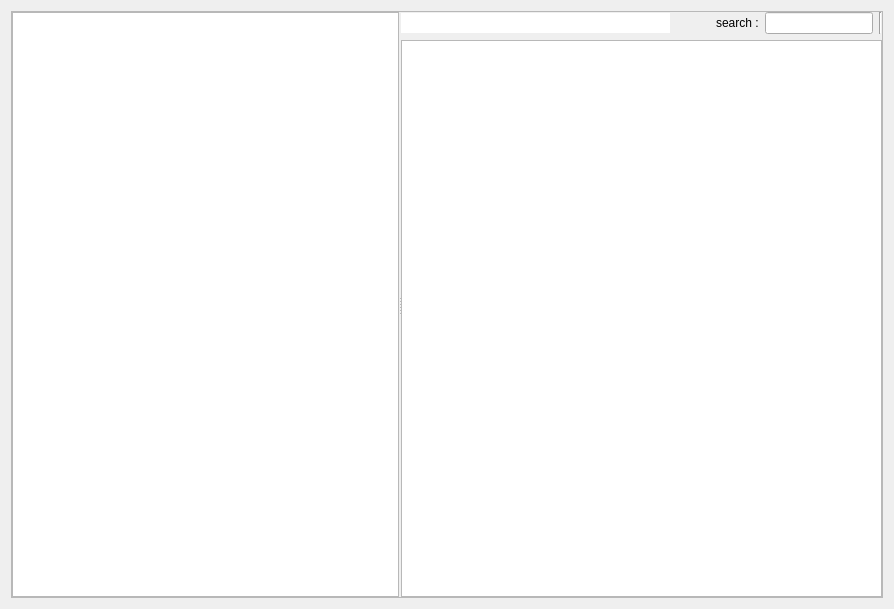
Above: rbhusUI/lib/qt5/folderManager/main.ui from aumanimationstudios/rbhus before the change. Below: the same form after it.
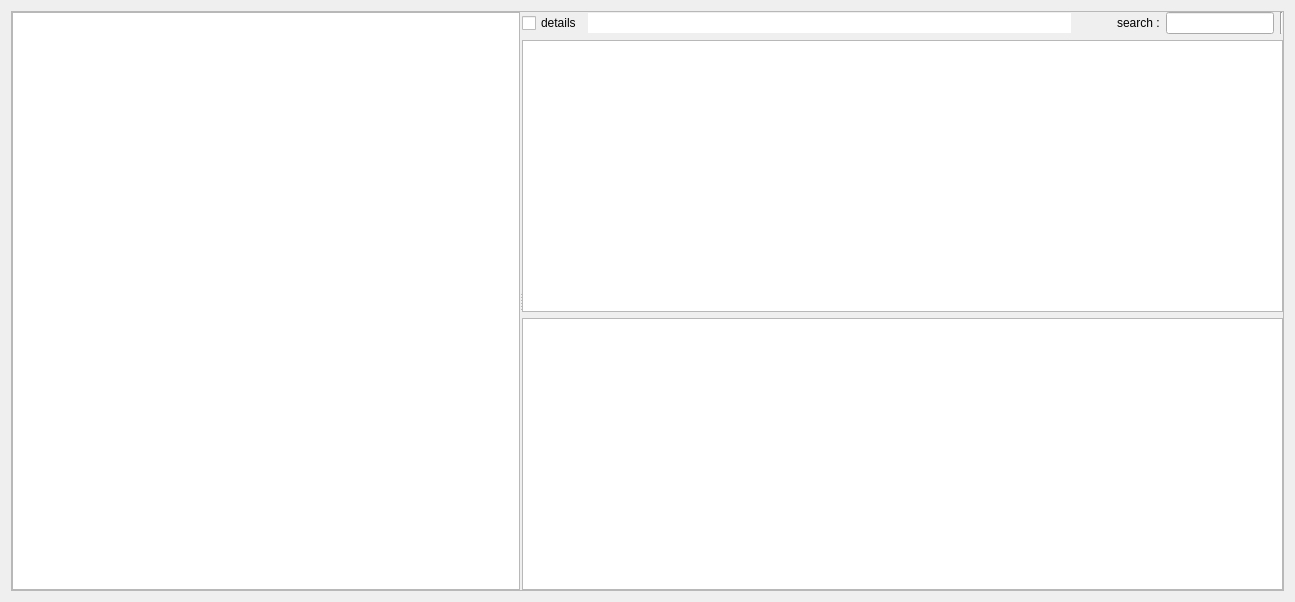
That is the form after the change.

```diff
--- a/rbhusUI/lib/qt5/folderManager/main.ui
+++ b/rbhusUI/lib/qt5/folderManager/main.ui
@@ -6,8 +6,8 @@
    <rect>
     <x>0</x>
     <y>0</y>
-    <width>894</width>
-    <height>609</height>
+    <width>1295</width>
+    <height>602</height>
    </rect>
   </property>
   <property name="palette">
@@ -107,9 +107,16 @@
       </layout>
      </widget>
      <widget class="QWidget" name="verticalLayoutWidget">
-      <layout class="QVBoxLayout" name="verticalLayout" stretch="0,0,0">
+      <layout class="QVBoxLayout" name="verticalLayout" stretch="0,0,0,0">
        <item>
         <layout class="QHBoxLayout" name="horizontalLayout_2">
+         <item>
+          <widget class="QCheckBox" name="checkDetails">
+           <property name="text">
+            <string>details</string>
+           </property>
+          </widget>
+         </item>
          <item>
           <widget class="QLineEdit" name="labelFile">
            <property name="sizePolicy">
@@ -244,6 +251,28 @@
          </property>
         </widget>
        </item>
+       <item>
+        <widget class="QTableView" name="tableFiles">
+         <property name="sizePolicy">
+          <sizepolicy hsizetype="MinimumExpanding" vsizetype="MinimumExpanding">
+           <horstretch>0</horstretch>
+           <verstretch>0</verstretch>
+          </sizepolicy>
+         </property>
+         <property name="contextMenuPolicy">
+          <enum>Qt::CustomContextMenu</enum>
+         </property>
+         <property name="selectionBehavior">
+          <enum>QAbstractItemView::SelectRows</enum>
+         </property>
+         <property name="sortingEnabled">
+          <bool>true</bool>
+         </property>
+         <attribute name="verticalHeaderVisible">
+          <bool>false</bool>
+         </attribute>
+        </widget>
+       </item>
        <item>
         <layout class="QHBoxLayout" name="horizontalLayout"/>
        </item>
```
Left out of the diff: 5 changed lines with no effect on the pictures.
